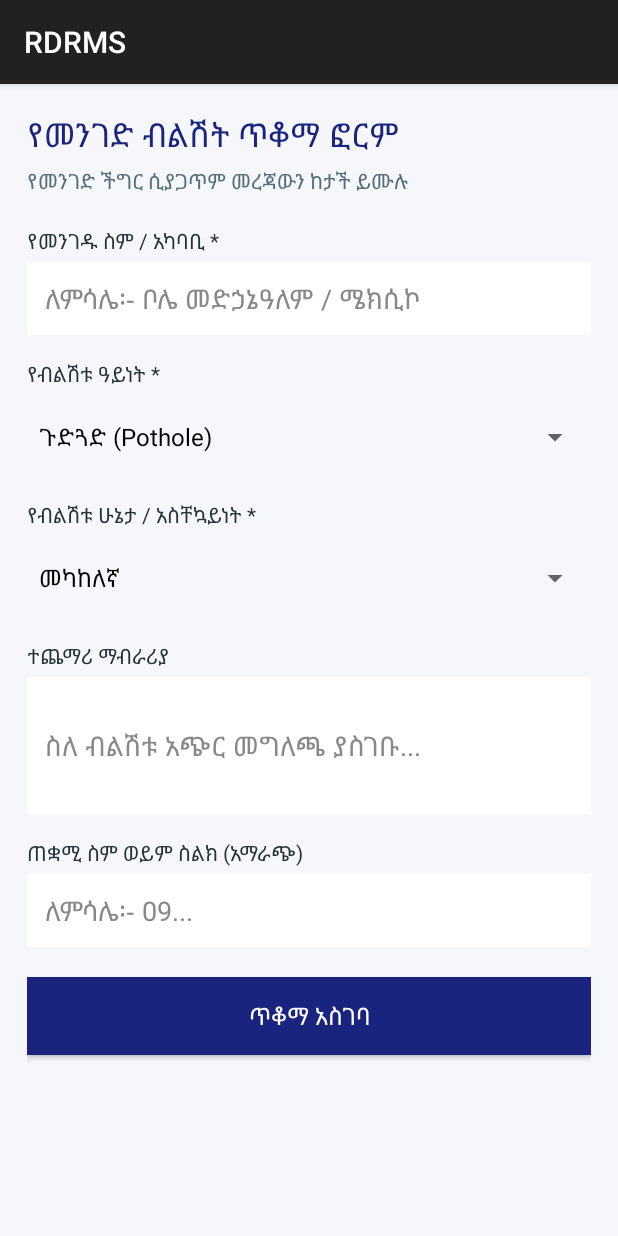
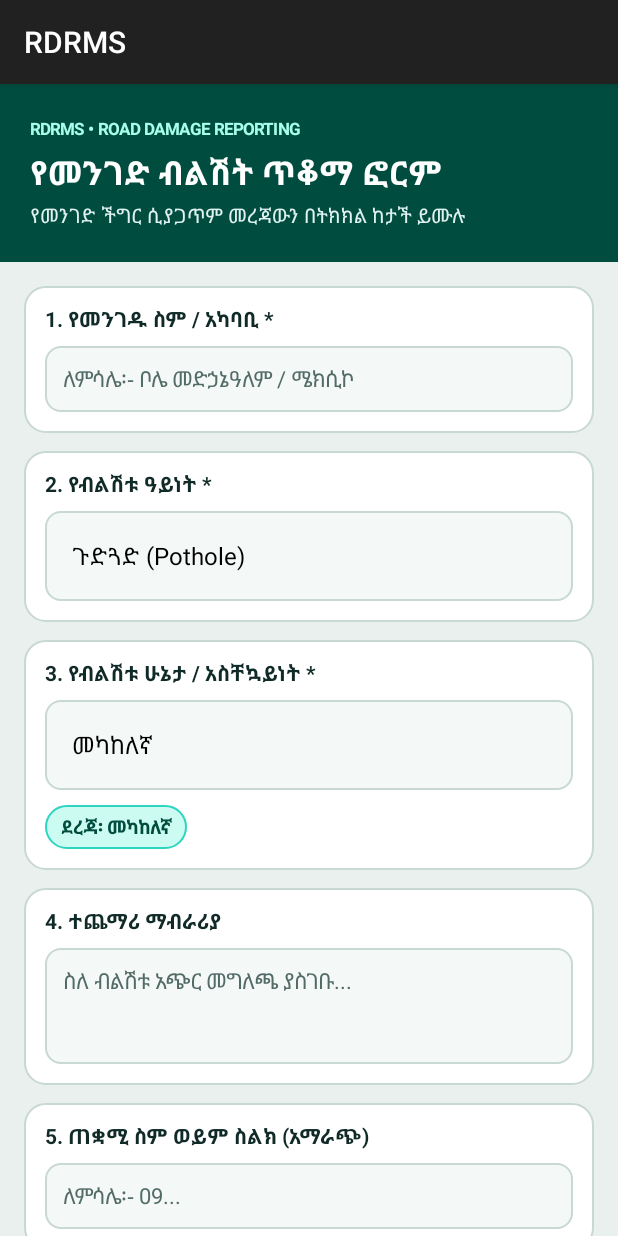
Before and after one commit to Yonas9637/RDRMS, an Android app: the screen it shows after launch (MainActivity), on a phone screen of 412 x 824 dp. Run offline under Robolectric (Android 15) with nearby library versions, the phone set to English and light mode, and no system bars.

Commit message:
Update MainActivity.java

```diff
--- a/app/src/main/java/com/aacra/rdrms/MainActivity.java
+++ b/app/src/main/java/com/aacra/rdrms/MainActivity.java
@@ -1,9 +1,15 @@
 package com.aacra.rdrms;
 
 import android.graphics.Color;
+import android.graphics.Typeface;
+import android.graphics.drawable.GradientDrawable;
+import android.os.Build;
 import android.os.Bundle;
 import android.text.InputType;
+import android.view.Gravity;
 import android.view.View;
+import android.view.Window;
+import android.widget.AdapterView;
 import android.widget.ArrayAdapter;
 import android.widget.Button;
 import android.widget.EditText;
@@ -16,90 +22,170 @@ import androidx.appcompat.app.AppCompatActivity;
 
 public class MainActivity extends AppCompatActivity {
 
+    // አዲስ የቀለም ንድፍ (Deep Teal & Warm Slate)
+    private static final String PRIMARY_DARK = "#004D40";
+    private static final String PRIMARY_ACCENT = "#00796B";
+    private static final String BG_SOFT = "#E9F0EE";
+    private static final String CARD_WHITE = "#FFFFFF";
+    private static final String FIELD_BG = "#F4F8F7";
+    private static final String BORDER_SOFT = "#C8D8D5";
+    private static final String TEXT_DARK = "#102A27";
+    private static final String TEXT_MUTED = "#526B67";
+
     @Override
     protected void onCreate(Bundle savedInstanceState) {
         super.onCreate(savedInstanceState);
 
+        // Status bar ቀለምን ከ Header ጋር ማጣጣም
+        if (Build.VERSION.SDK_INT >= Build.VERSION_CODES.LOLLIPOP) {
+            Window window = getWindow();
+            window.setStatusBarColor(Color.parseColor(PRIMARY_DARK));
+        }
+
         ScrollView scrollView = new ScrollView(this);
-        scrollView.setBackgroundColor(Color.parseColor("#F5F7FA"));
+        scrollView.setBackgroundColor(Color.parseColor(BG_SOFT));
+        scrollView.setFillViewport(true);
 
-        LinearLayout layout = new LinearLayout(this);
-        layout.setOrientation(LinearLayout.VERTICAL);
-        int pad = dp(18);
-        layout.setPadding(pad, pad, pad, pad);
+        LinearLayout root = new LinearLayout(this);
+        root.setOrientation(LinearLayout.VERTICAL);
+
+        // Top Header Banner
+        LinearLayout header = new LinearLayout(this);
+        header.setOrientation(LinearLayout.VERTICAL);
+        header.setBackgroundColor(Color.parseColor(PRIMARY_DARK));
+        header.setPadding(dp(20), dp(22), dp(20), dp(22));
+
+        TextView badge = new TextView(this);
+        badge.setText("RDRMS • ROAD DAMAGE REPORTING");
+        badge.setTextSize(11f);
+        badge.setTypeface(null, Typeface.BOLD);
+        badge.setTextColor(Color.parseColor("#A7FFEB"));
+        badge.setPadding(0, 0, 0, dp(6));
+        header.addView(badge);
 
         TextView title = new TextView(this);
         title.setText("የመንገድ ብልሽት ጥቆማ ፎርም");
         title.setTextSize(22f);
-        title.setTextColor(Color.parseColor("#1A237E"));
-        title.setPadding(0, 0, 0, dp(6));
-        layout.addView(title);
+        title.setTypeface(null, Typeface.BOLD);
+        title.setTextColor(Color.WHITE);
+        header.addView(title);
 
         TextView subtitle = new TextView(this);
-        subtitle.setText("የመንገድ ችግር ሲያጋጥም መረጃውን ከታች ይሙሉ");
-        subtitle.setTextSize(14f);
-        subtitle.setTextColor(Color.parseColor("#546E7A"));
-        subtitle.setPadding(0, 0, 0, dp(16));
-        layout.addView(subtitle);
+        subtitle.setText("የመንገድ ችግር ሲያጋጥም መረጃውን በትክክል ከታች ይሙሉ");
+        subtitle.setTextSize(13.5f);
+        subtitle.setTextColor(Color.parseColor("#E0F2F1"));
+        subtitle.setPadding(0, dp(4), 0, 0);
+        header.addView(subtitle);
 
-        // 1. የመንገዱ ስም ወይም አካባቢ
-        layout.addView(makeLabel("የመንገዱ ስም / አካባቢ *"));
+        root.addView(header);
+
+        // Content container
+        LinearLayout content = new LinearLayout(this);
+        content.setOrientation(LinearLayout.VERTICAL);
+        content.setPadding(dp(16), dp(16), dp(16), dp(24));
+
+        // Card 1: የመንገዱ ስም ወይም አካባቢ
         EditText etLocation = makeInput("ለምሳሌ፡- ቦሌ መድኃኔዓለም / ሜክሲኮ", InputType.TYPE_CLASS_TEXT);
-        layout.addView(etLocation);
+        content.addView(makeCard("1. የመንገዱ ስም / አካባቢ *", etLocation));
 
-        // 2. የብልሽቱ ዓይነት
-        layout.addView(makeLabel("የብልሽቱ ዓይነት *"));
+        // Card 2: የብልሽቱ ዓይነት
         Spinner spType = new Spinner(this);
-        String[] damageTypes = {"ጉድጓድ (Pothole)", "ስንጥቅ / መሰንጠቅ", "የጎርፍ ወይም የውሃ ጉዳት", "የመንገድ ጠርዝ / ዳርቻ መጎዳት", "ሌላ"};
-        ArrayAdapter<String> adapter = new ArrayAdapter<>(this, android.R.layout.simple_spinner_dropdown_item, damageTypes);
-        spType.setAdapter(adapter);
-        LinearLayout.LayoutParams spinnerParams = new LinearLayout.LayoutParams(
-                LinearLayout.LayoutParams.MATCH_PARENT, dp(48));
-        spinnerParams.setMargins(0, dp(4), 0, dp(14));
-        spType.setLayoutParams(spinnerParams);
-        layout.addView(spType);
+        String[] damageTypes = {
+                "ጉድጓድ (Pothole)",
+                "ስንጥቅ / መሰንጠቅ",
+                "የጎርፍ ወይም የውሃ ጉዳት",
+                "የመንገድ ጠርዝ / ዳርቻ መጎዳት",
+                "ሌላ ብልሽት"
+        };
+        ArrayAdapter<String> typeAdapter = new ArrayAdapter<>(this, android.R.layout.simple_spinner_dropdown_item, damageTypes);
+        spType.setAdapter(typeAdapter);
+        spType.setBackground(makeFieldBox(FIELD_BG, BORDER_SOFT, 10));
+        spType.setPadding(dp(10), dp(6), dp(10), dp(6));
+        content.addView(makeCard("2. የብልሽቱ ዓይነት *", spType));
+        // Card 3: የብልሽቱ ሁኔታ + የቀለም ማሳያ
+        LinearLayout severityBox = new LinearLayout(this);
+        severityBox.setOrientation(LinearLayout.VERTICAL);
 
-        // 3. የብልሽቱ መጠን / አስቸኳይነት
-        layout.addView(makeLabel("የብልሽቱ ሁኔታ / አስቸኳይነት *"));
         Spinner spSeverity = new Spinner(this);
-        String[] severities = {"መካከለኛ", "ከፍተኛ (ለተሽከርካሪ አደገኛ)", "አስቸኳይ ጥገና የሚያስፈልገው"};
+        String[] severities = {
+                "መካከለኛ",
+                "ከፍተኛ (ለተሽከርካሪ አደገኛ)",
+                "አስቸኳይ ጥገና የሚያስፈልገው"
+        };
         ArrayAdapter<String> sevAdapter = new ArrayAdapter<>(this, android.R.layout.simple_spinner_dropdown_item, severities);
         spSeverity.setAdapter(sevAdapter);
-        spSeverity.setLayoutParams(spinnerParams);
-        layout.addView(spSeverity);
+        spSeverity.setBackground(makeFieldBox(FIELD_BG, BORDER_SOFT, 10));
+        spSeverity.setPadding(dp(10), dp(6), dp(10), dp(6));
+        severityBox.addView(spSeverity);
 
-        // 4. ተጨማሪ ማብራሪያ
-        layout.addView(makeLabel("ተጨማሪ ማብራሪያ"));
+        TextView tvSeverityTag = new TextView(this);
+        tvSeverityTag.setTextSize(12.5f);
+        tvSeverityTag.setTypeface(null, Typeface.BOLD);
+        tvSeverityTag.setGravity(Gravity.CENTER);
+        tvSeverityTag.setPadding(dp(10), dp(6), dp(10), dp(6));
+        LinearLayout.LayoutParams tagParams = new LinearLayout.LayoutParams(
+                LinearLayout.LayoutParams.WRAP_CONTENT, LinearLayout.LayoutParams.WRAP_CONTENT);
+        tagParams.setMargins(0, dp(10), 0, 0);
+        tvSeverityTag.setLayoutParams(tagParams);
+        severityBox.addView(tvSeverityTag);
+
+        spSeverity.setOnItemSelectedListener(new AdapterView.OnItemSelectedListener() {
+            @Override
+            public void onItemSelected(AdapterView<?> parent, View view, int position, long id) {
+                if (position == 2) {
+                    tvSeverityTag.setText("ደረጃ፡ አስቸኳይ");
+                    tvSeverityTag.setTextColor(Color.parseColor("#991B1B"));
+                    tvSeverityTag.setBackground(makeFieldBox("#FEE2E2", "#F87171", 20));
+                } else if (position == 1) {
+                    tvSeverityTag.setText("ደረጃ፡ ከፍተኛ");
+                    tvSeverityTag.setTextColor(Color.parseColor("#9A3412"));
+                    tvSeverityTag.setBackground(makeFieldBox("#FFEDD5", "#FB923C", 20));
+                } else {
+                    tvSeverityTag.setText("ደረጃ፡ መካከለኛ");
+                    tvSeverityTag.setTextColor(Color.parseColor("#004D40"));
+                    tvSeverityTag.setBackground(makeFieldBox("#CCFBF1", "#2DD4BF", 20));
+                }
+            }
+
+            @Override
+            public void onNothingSelected(AdapterView<?> parent) {
+            }
+        });
+
+        content.addView(makeCard("3. የብልሽቱ ሁኔታ / አስቸኳይነት *", severityBox));
+
+        // Card 4: ተጨማሪ ማብራሪያ
         EditText etNotes = makeInput("ስለ ብልሽቱ አጭር መግለጫ ያስገቡ...", InputType.TYPE_CLASS_TEXT | InputType.TYPE_TEXT_FLAG_MULTI_LINE);
         etNotes.setMinLines(3);
-        layout.addView(etNotes);
+        etNotes.setGravity(Gravity.TOP | Gravity.START);
+        content.addView(makeCard("4. ተጨማሪ ማብራሪያ", etNotes));
 
-        // 5. ጠቋሚ ስም / ስልክ (አማራጭ)
-        layout.addView(makeLabel("ጠቋሚ ስም ወይም ስልክ (አማራጭ)"));
+        // Card 5: ጠቋሚ ስም ወይም ስልክ
         EditText etReporter = makeInput("ለምሳሌ፡- 09...", InputType.TYPE_CLASS_PHONE);
-        layout.addView(etReporter);
+        content.addView(makeCard("5. ጠቋሚ ስም ወይም ስልክ (አማራጭ)", etReporter));
 
-        // የማስገቢያ ቁልፍ
+        // Submit Button
         Button btnSubmit = new Button(this);
         btnSubmit.setText("ጥቆማ አስገባ");
-        btnSubmit.setBackgroundColor(Color.parseColor("#1A237E"));
         btnSubmit.setTextColor(Color.WHITE);
         btnSubmit.setTextSize(16f);
+        btnSubmit.setTypeface(null, Typeface.BOLD);
+        btnSubmit.setBackground(makeFieldBox(PRIMARY_ACCENT, PRIMARY_DARK, 12));
         LinearLayout.LayoutParams btnParams = new LinearLayout.LayoutParams(
-                LinearLayout.LayoutParams.MATCH_PARENT, dp(52));
-        btnParams.setMargins(0, dp(8), 0, dp(16));
+                LinearLayout.LayoutParams.MATCH_PARENT, dp(54));
+        btnParams.setMargins(0, dp(4), 0, dp(16));
         btnSubmit.setLayoutParams(btnParams);
-        layout.addView(btnSubmit);
-        // የተመዘገበውን ጥቆማ ማሳያ ሳጥን
+        content.addView(btnSubmit);
+
+        // Result Summary Card
         TextView tvResult = new TextView(this);
         tvResult.setTextSize(14f);
-        tvResult.setTextColor(Color.parseColor("#1B5E20"));
-        tvResult.setBackgroundColor(Color.parseColor("#E8F5E9"));
-        tvResult.setPadding(dp(14), dp(14), dp(14), dp(14));
+        tvResult.setTextColor(Color.parseColor("#064E3B"));
+        tvResult.setBackground(makeFieldBox("#D1FAE5", "#34D399", 12));
+        tvResult.setPadding(dp(16), dp(16), dp(16), dp(16));
         tvResult.setVisibility(View.GONE);
-        layout.addView(tvResult);
-
-        btnSubmit.setOnClickListener(v -> {
+        content.addView(tvResult);
+            btnSubmit.setOnClickListener(v -> {
             String location = etLocation.getText().toString().trim();
             if (location.isEmpty()) {
                 etLocation.setError("እባክዎ የመንገዱን ስም ወይም አካባቢ ያስገቡ");
@@ -115,7 +201,7 @@ public class MainActivity extends AppCompatActivity {
             if (notes.isEmpty()) notes = "ምንም ማብራሪያ አልተሰጠም";
             if (reporter.isEmpty()) reporter = "አልተጠቀሰም";
 
-            String summary = "ጥቆማ ተመዝግቧል!\n\n"
+            String summary = "✓ ጥቆማ በሚገባ ተመዝግቧል!\n\n"
                     + "• አካባቢ፡ " + location + "\n"
                     + "• ዓይነት፡ " + type + "\n"
                     + "• ሁኔታ፡ " + severity + "\n"
@@ -129,35 +215,57 @@ public class MainActivity extends AppCompatActivity {
             etNotes.setText("");
             etReporter.setText("");
 
-            Toast.makeText(this, "የመንገድ ብልሽት ጥቆማ በሚገባ ተመዝግቧል", Toast.LENGTH_SHORT).show();
+            Toast.makeText(this, "የመንገድ ብልሽት ጥቆማ ተመዝግቧል", Toast.LENGTH_SHORT).show();
         });
 
-        scrollView.addView(layout);
+        root.addView(content);
+        scrollView.addView(root);
         setContentView(scrollView);
     }
 
-    private TextView makeLabel(String text) {
-        TextView tv = new TextView(this);
-        tv.setText(text);
-        tv.setTextSize(14f);
-        tv.setTextColor(Color.parseColor("#263238"));
-        tv.setPadding(0, dp(4), 0, dp(4));
-        return tv;
+    private LinearLayout makeCard(String labelText, View fieldView) {
+        LinearLayout card = new LinearLayout(this);
+        card.setOrientation(LinearLayout.VERTICAL);
+        card.setBackground(makeFieldBox(CARD_WHITE, BORDER_SOFT, 14));
+        card.setPadding(dp(14), dp(12), dp(14), dp(14));
+        LinearLayout.LayoutParams cardParams = new LinearLayout.LayoutParams(
+                LinearLayout.LayoutParams.MATCH_PARENT, LinearLayout.LayoutParams.WRAP_CONTENT);
+        cardParams.setMargins(0, 0, 0, dp(12));
+        card.setLayoutParams(cardParams);
+
+        TextView label = new TextView(this);
+        label.setText(labelText);
+        label.setTextSize(14f);
+        label.setTypeface(null, Typeface.BOLD);
+        label.setTextColor(Color.parseColor(TEXT_DARK));
+        label.setPadding(0, 0, 0, dp(8));
+        card.addView(label);
+
+        card.addView(fieldView);
+        return card;
     }
 
     private EditText makeInput(String hint, int inputType) {
         EditText et = new EditText(this);
         et.setHint(hint);
         et.setInputType(inputType);
-        et.setTextColor(Color.BLACK);
-        et.setHintTextColor(Color.GRAY);
-        et.setBackgroundColor(Color.WHITE);
+        et.setTextColor(Color.parseColor(TEXT_DARK));
+        et.setHintTextColor(Color.parseColor(TEXT_MUTED));
+        et.setTextSize(14.5f);
+        et.setBackground(makeFieldBox(FIELD_BG, BORDER_SOFT, 10));
         et.setPadding(dp(12), dp(12), dp(12), dp(12));
         LinearLayout.LayoutParams params = new LinearLayout.LayoutParams(
                 LinearLayout.LayoutParams.MATCH_PARENT, LinearLayout.LayoutParams.WRAP_CONTENT);
-        params.setMargins(0, 0, 0, dp(12));
         et.setLayoutParams(params);
         return et;
+    }
+
+    private GradientDrawable makeFieldBox(String fillHex, String strokeHex, int radiusDp) {
+        GradientDrawable gd = new GradientDrawable();
+        gd.setColor(Color.parseColor(fillHex));
+        gd.setStroke(dp(1), Color.parseColor(strokeHex));
+        gd.setCornerRadius(dp(radiusDp));
+        return gd;
     }
 
     private int dp(int value) {
```
